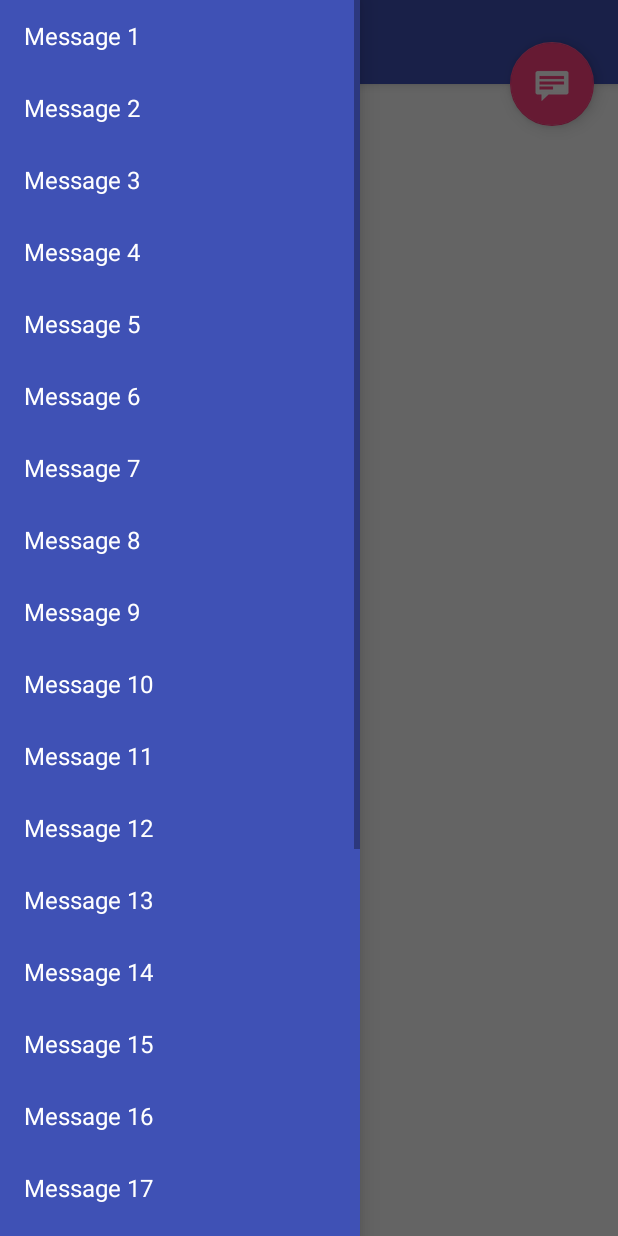
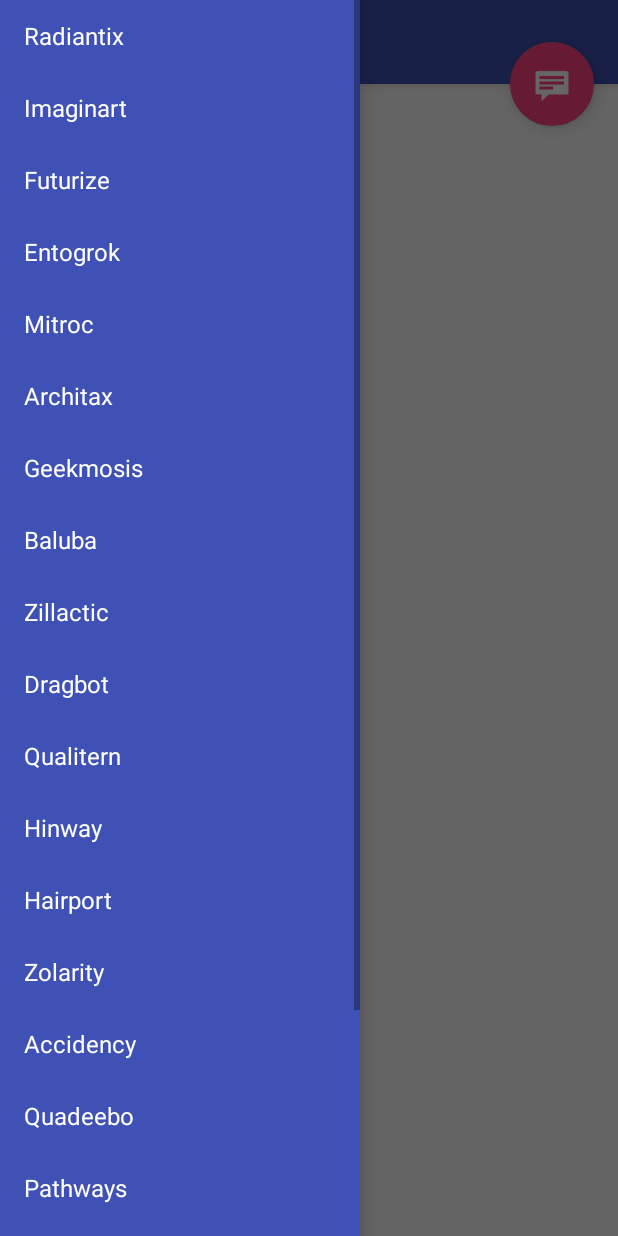
Before and after one commit to adamski/juce-native-navigation, an Android app: the screen it shows after launch (JuceActivity), with the side drawer open, on a phone screen of 412 x 824 dp. Run offline under Robolectric (Android 15) with nearby library versions, the phone set to English and light mode, and no system bars; 4 statements that could not run were skipped.

Commit message:
move data to java side

```diff
--- a/Builds/AndroidStudio/app/build.gradle
+++ b/Builds/AndroidStudio/app/build.gradle
@@ -187,4 +187,5 @@ dependencies {
     compile 'com.android.support:recyclerview-v7:23.1.0'
     compile 'com.android.support:support-v4:23.1.0'
     compile 'com.android.support:design:23.1.0'
+    compile 'com.google.code.gson:gson:2.3.+'
 }
--- a/Builds/AndroidStudio/app/src/main/java/com/codegarden/nativenavigation/JuceActivity.java
+++ b/Builds/AndroidStudio/app/src/main/java/com/codegarden/nativenavigation/JuceActivity.java
@@ -54,6 +54,7 @@ import android.text.InputType;
 import android.util.DisplayMetrics;
 import android.util.Log;
 import java.lang.Runnable;
+import java.lang.reflect.Type;
 import java.util.List;
 import java.util.Arrays;
 import java.util.ArrayList;
@@ -68,6 +69,9 @@ import android.media.MediaScannerConnection;
 import android.media.MediaScannerConnection.MediaScannerConnectionClient;
 
 import android.widget.LinearLayout;
+
+import com.google.gson.Gson;
+import com.google.gson.reflect.TypeToken;
 
 
 //==============================================================================
@@ -86,14 +90,108 @@ public class JuceActivity   extends AppCompatActivity
     private List<Message> messages;
 
     private void initialiseData() {
+        Gson gson = new Gson();
         messages = new ArrayList<>();
-        for (int i=1; i<=25; i++)
-        {
-            messages.add(new Message("Message "+(i), "Some message"));
-        }
+
+        Type collectionType = new TypeToken<List<Message>>(){}.getType();
+//        String json = JuceActivity.getData();
+        // load from file?
+        String json = "[\n" +
+                "  {\n" +
+                "    \"title\": \"Radiantix\",\n" +
+                "    \"message\": \"Occaecat ullamco amet ea sit ex incididunt enim.\"\n" +
+                "  },\n" +
+                "  {\n" +
+                "    \"title\": \"Imaginart\",\n" +
+                "    \"message\": \"Officia eiusmod laborum qui irure tempor velit qui anim ullamco pariatur veniam occaecat ex.\"\n" +
+                "  },\n" +
+                "  {\n" +
+                "    \"title\": \"Futurize\",\n" +
+                "    \"message\": \"Excepteur nulla ex sit cupidatat aute exercitation veniam.\"\n" +
+                "  },\n" +
+                "  {\n" +
+                "    \"title\": \"Entogrok\",\n" +
+                "    \"message\": \"Esse ex id incididunt cillum eiusmod est sint proident consectetur.\"\n" +
+                "  },\n" +
+                "  {\n" +
+                "    \"title\": \"Mitroc\",\n" +
+                "    \"message\": \"Deserunt proident adipisicing commodo aliquip irure quis non do nostrud labore ex officia esse.\"\n" +
+                "  },\n" +
+                "  {\n" +
+                "    \"title\": \"Architax\",\n" +
+                "    \"message\": \"Eiusmod mollit duis esse magna ipsum pariatur minim quis ea cupidatat reprehenderit aliqua ipsum.\"\n" +
+                "  },\n" +
+                "  {\n" +
+                "    \"title\": \"Geekmosis\",\n" +
+                "    \"message\": \"Duis exercitation fugiat id sit ipsum adipisicing cupidatat irure anim.\"\n" +
+                "  },\n" +
+                "  {\n" +
+                "    \"title\": \"Baluba\",\n" +
+                "    \"message\": \"Commodo ut proident et excepteur ut ex ex.\"\n" +
+                "  },\n" +
+                "  {\n" +
+                "    \"title\": \"Zillactic\",\n" +
+                "    \"message\": \"Non exercitation deserunt aliquip enim deserunt ut fugiat voluptate quis esse fugiat aute cillum laborum.\"\n" +
+                "  },\n" +
+                "  {\n" +
+                "    \"title\": \"Dragbot\",\n" +
+                "    \"message\": \"Consectetur non eu in irure Lorem consequat.\"\n" +
+                "  },\n" +
+                "  {\n" +
+                "    \"title\": \"Qualitern\",\n" +
+                "    \"message\": \"Nisi enim anim commodo ea ullamco magna.\"\n" +
+                "  },\n" +
+                "  {\n" +
+                "    \"title\": \"Hinway\",\n" +
+                "    \"message\": \"Quis voluptate ex eu culpa nisi pariatur anim.\"\n" +
+                "  },\n" +
+                "  {\n" +
+                "    \"title\": \"Hairport\",\n" +
+                "    \"message\": \"Culpa sunt eu excepteur ullamco excepteur incididunt esse ut amet dolore elit duis mollit.\"\n" +
+                "  },\n" +
+                "  {\n" +
+                "    \"title\": \"Zolarity\",\n" +
+                "    \"message\": \"Irure sit laboris adipisicing consequat ea dolor pariatur ullamco.\"\n" +
+                "  },\n" +
+                "  {\n" +
+                "    \"title\": \"Accidency\",\n" +
+                "    \"message\": \"Minim ut eu nostrud esse ex labore.\"\n" +
+                "  },\n" +
+                "  {\n" +
+                "    \"title\": \"Quadeebo\",\n" +
+                "    \"message\": \"Reprehenderit minim Lorem proident tempor.\"\n" +
+                "  },\n" +
+                "  {\n" +
+                "    \"title\": \"Pathways\",\n" +
+                "    \"message\": \"Reprehenderit fugiat velit est in fugiat labore dolor qui reprehenderit ad aute.\"\n" +
+                "  },\n" +
+                "  {\n" +
+                "    \"title\": \"Solgan\",\n" +
+                "    \"message\": \"Nisi ut occaecat duis mollit eiusmod exercitation pariatur qui ea.\"\n" +
+                "  },\n" +
+                "  {\n" +
+                "    \"title\": \"Buzzworks\",\n" +
+                "    \"message\": \"Qui irure sint occaecat cillum aute est nisi ipsum fugiat duis.\"\n" +
+                "  },\n" +
+                "  {\n" +
+                "    \"title\": \"Senmei\",\n" +
+                "    \"message\": \"Aliqua aliquip nulla adipisicing reprehenderit tempor officia minim.\"\n" +
+                "  },\n" +
+                "  {\n" +
+                "    \"title\": \"Mangelica\",\n" +
+                "    \"message\": \"Pariatur ipsum qui eu sunt duis excepteur ipsum.\"\n" +
+                "  }\n" +
+                "]";
+        messages = gson.fromJson(json, collectionType);
+
+//        for (int i=1; i<=25; i++)
+//        {
+//            messages.add(new Message("Message "+(i), "Some message"));
+//        }
     }
 
     public static native void setMessage (String title, String message);
+    public static native String getData();
 
     @Override
     public void onCreate (Bundle savedInstanceState)
```
Also changed, not shown: 1 other file.
